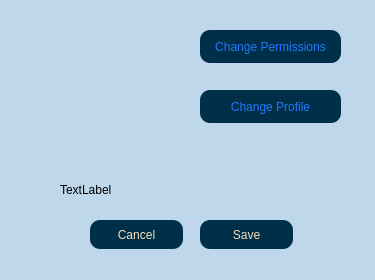
Above: client/groupprofile.ui from AP-projects-4001/jan-ghahve before the change. Below: the same form after it.
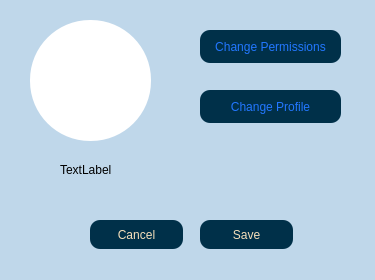
That is the form after the change.

The edit to the form file:
```diff
--- a/client/groupprofile.ui
+++ b/client/groupprofile.ui
@@ -41,7 +41,7 @@
    <property name="geometry">
     <rect>
      <x>60</x>
-     <y>180</y>
+     <y>160</y>
      <width>63</width>
      <height>20</height>
     </rect>
@@ -117,11 +117,15 @@
    <property name="geometry">
     <rect>
      <x>30</x>
-     <y>30</y>
-     <width>131</width>
+     <y>20</y>
+     <width>121</width>
      <height>121</height>
     </rect>
    </property>
+   <property name="styleSheet">
+    <string notr="true">background-color:white;
+border-radius:60%;</string>
+   </property>
    <property name="text">
     <string/>
    </property>
```
